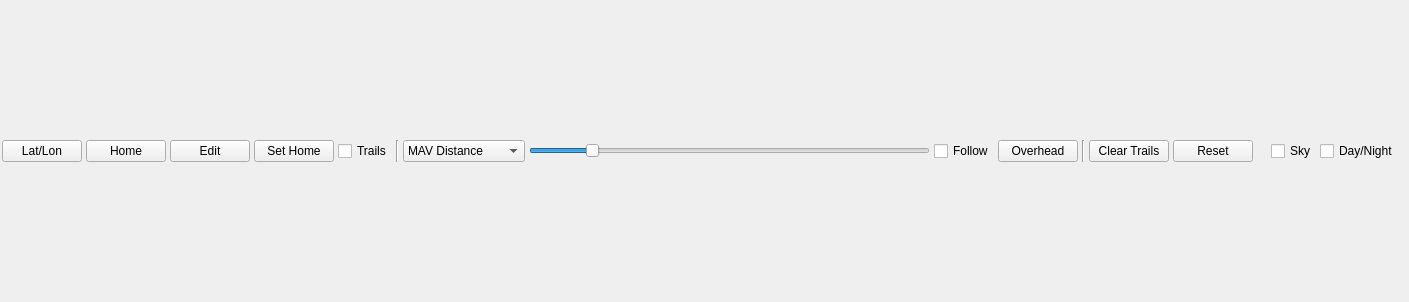
Above: src/ui/map3D/QGCGoogleEarthView.ui from mpaperno/qgroundcontrol_aq before the change. Below: the same form after it.
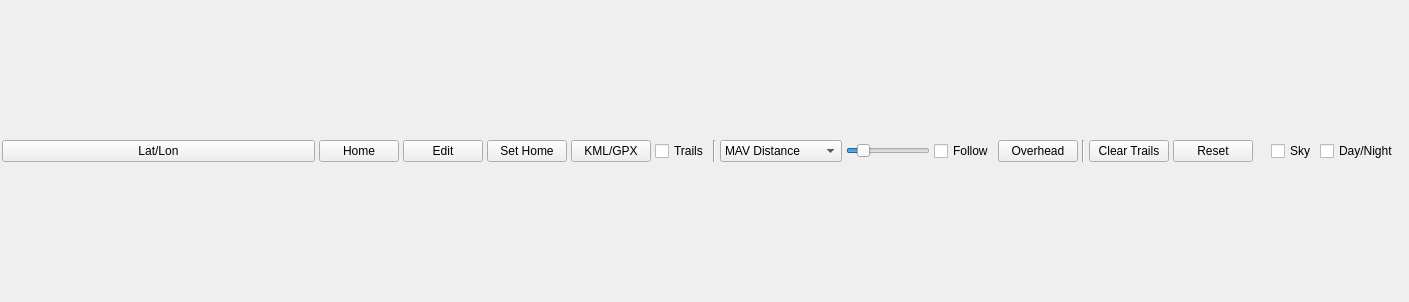
That is the form after the change.

Commit message: -- added lodDump and class for Import KML files

```diff
--- a/src/ui/map3D/QGCGoogleEarthView.ui
+++ b/src/ui/map3D/QGCGoogleEarthView.ui
@@ -13,7 +13,7 @@
   <property name="windowTitle">
    <string>Form</string>
   </property>
-  <layout class="QGridLayout" name="gridLayout" columnstretch="1,10,10,10,10,5,10,1000,10,10,10,10,10,5,2,2,0,0">
+  <layout class="QGridLayout" name="gridLayout" columnstretch="1,0,0,0,0,0,0,0,0,0,0,0,0,0,0,0,0,0,0">
    <property name="horizontalSpacing">
     <number>4</number>
    </property>
@@ -23,7 +23,7 @@
    <property name="margin">
     <number>2</number>
    </property>
-   <item row="0" column="0" colspan="18">
+   <item row="0" column="0" colspan="19">
     <layout class="QVBoxLayout" name="webViewLayout"/>
    </item>
    <item row="1" column="1">
@@ -68,7 +68,7 @@
      </property>
     </widget>
    </item>
-   <item row="1" column="4">
+   <item row="1" column="5">
     <widget class="QCheckBox" name="trailCheckbox">
      <property name="toolTip">
       <string>Show MAV trajectories</string>
@@ -84,14 +84,14 @@
      </property>
     </widget>
    </item>
-   <item row="1" column="5">
-    <widget class="Line" name="line">
-     <property name="orientation">
-      <enum>Qt::Vertical</enum>
-     </property>
-    </widget>
-   </item>
    <item row="1" column="6">
+    <widget class="Line" name="line">
+     <property name="orientation">
+      <enum>Qt::Vertical</enum>
+     </property>
+    </widget>
+   </item>
+   <item row="1" column="7">
     <widget class="QComboBox" name="camDistanceComboBox">
      <property name="toolTip">
       <string>Select the MAV to chase</string>
@@ -114,7 +114,7 @@
      </item>
     </widget>
    </item>
-   <item row="1" column="7">
+   <item row="1" column="8">
     <widget class="QSlider" name="camDistanceSlider">
      <property name="toolTip">
       <string>Distance of the chase camera to the MAV</string>
@@ -139,7 +139,7 @@
      </property>
     </widget>
    </item>
-   <item row="1" column="8">
+   <item row="1" column="9">
     <widget class="QCheckBox" name="followAirplaneCheckbox">
      <property name="toolTip">
       <string>Chase the MAV</string>
@@ -155,21 +155,21 @@
      </property>
     </widget>
    </item>
-   <item row="1" column="9">
+   <item row="1" column="10">
     <widget class="QPushButton" name="changeViewButton">
      <property name="text">
       <string>Overhead</string>
      </property>
     </widget>
    </item>
-   <item row="1" column="10">
-    <widget class="Line" name="line_2">
-     <property name="orientation">
-      <enum>Qt::Vertical</enum>
-     </property>
-    </widget>
-   </item>
    <item row="1" column="11">
+    <widget class="Line" name="line_2">
+     <property name="orientation">
+      <enum>Qt::Vertical</enum>
+     </property>
+    </widget>
+   </item>
+   <item row="1" column="12">
     <widget class="QPushButton" name="clearTrailsButton">
      <property name="toolTip">
       <string>Delete all waypoints</string>
@@ -185,14 +185,14 @@
      </property>
     </widget>
    </item>
-   <item row="1" column="12">
+   <item row="1" column="13">
     <widget class="QPushButton" name="resetButton">
      <property name="text">
       <string>Reset</string>
      </property>
     </widget>
    </item>
-   <item row="1" column="13">
+   <item row="1" column="14">
     <spacer name="horizontalSpacer">
      <property name="orientation">
       <enum>Qt::Horizontal</enum>
@@ -208,7 +208,7 @@
      </property>
     </spacer>
    </item>
-   <item row="1" column="14">
+   <item row="1" column="15">
     <widget class="QCheckBox" name="atmosphereCheckBox">
      <property name="toolTip">
       <string>Enable the atmosphere visualization. Not recommended for mission execution, only for visualization</string>
@@ -221,7 +221,7 @@
      </property>
     </widget>
    </item>
-   <item row="1" column="15">
+   <item row="1" column="16">
     <widget class="QCheckBox" name="daylightCheckBox">
      <property name="toolTip">
       <string>Enable day/night light. Not recommended for mission execution, only for visualization.</string>
@@ -241,6 +241,13 @@
      </property>
     </widget>
    </item>
+   <item row="1" column="4">
+    <widget class="QPushButton" name="ImportButton">
+     <property name="text">
+      <string>KML/GPX</string>
+     </property>
+    </widget>
+   </item>
   </layout>
  </widget>
  <resources/>
```
The commit also changes 2 other files.
